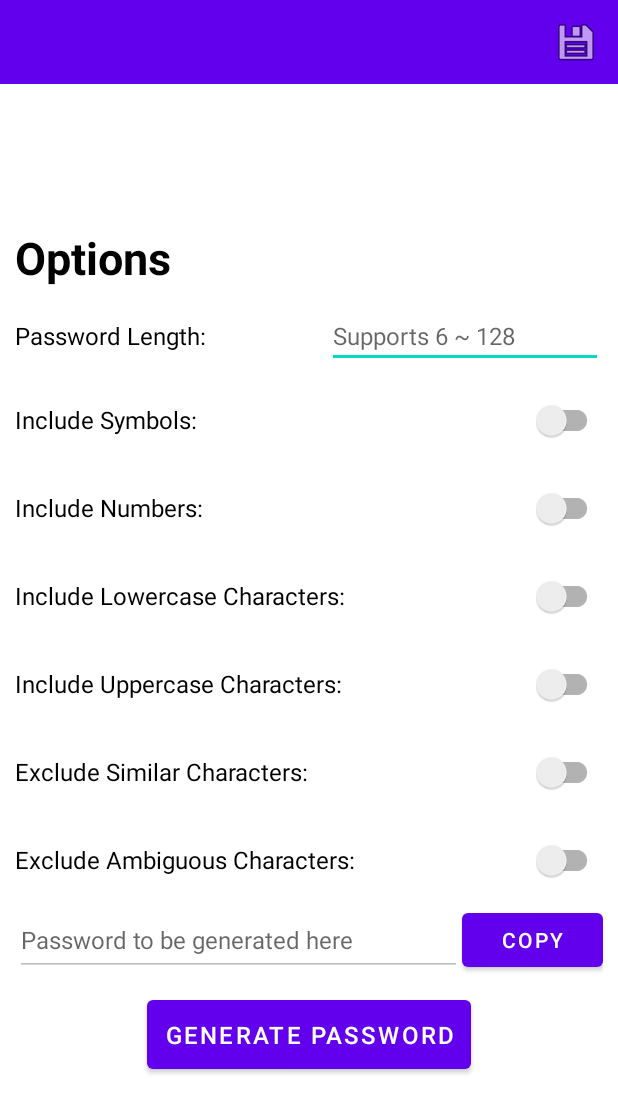
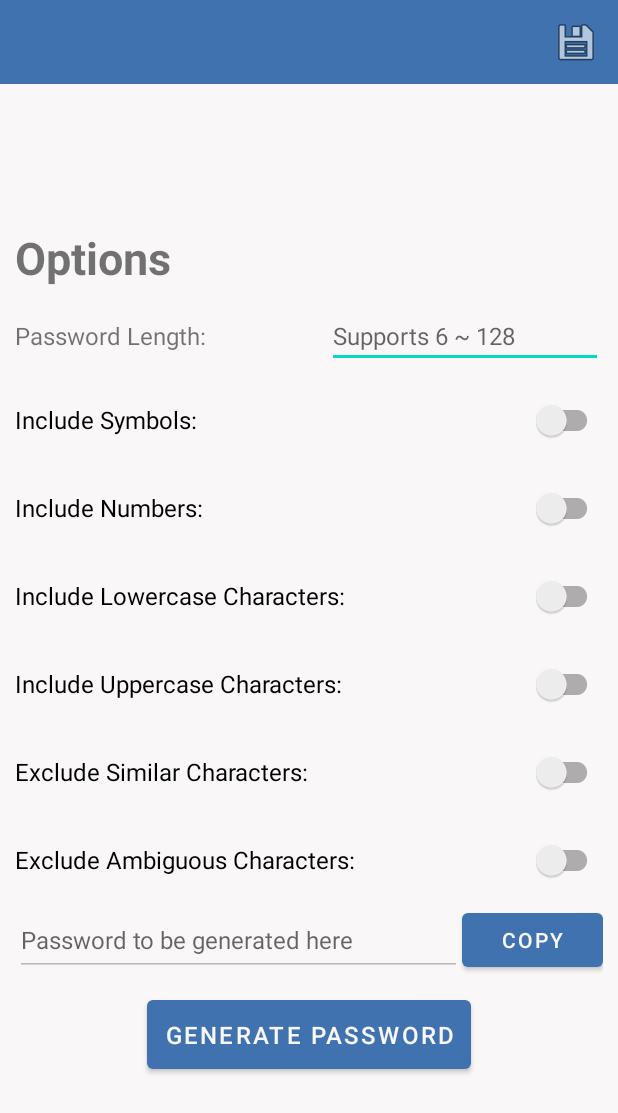
Before and after one commit to gdaegeun539/ToyProj_SimplePWGen, an Android app: the layout activity_main.xml on its own in the app's theme, with its tools: preview values and no code run, on a phone screen of 412 x 824 dp. Shown: the top 1113 px of the screen. Run offline under Robolectric (Android 15) with nearby library versions, the phone set to English and light mode, and no system bars.

Commit message:
라이트/다크모드 테마 색상 변경

```diff
--- a/app/src/main/res/layout/activity_main.xml
+++ b/app/src/main/res/layout/activity_main.xml
@@ -27,7 +27,6 @@
         android:layout_marginBottom="5dp"
         android:text="@string/top_settings"
         android:textSize="30sp"
-        android:textColor="@color/black"
         android:textStyle="bold"
         app:layout_constraintBottom_toTopOf="@+id/lgth_layout"
         app:layout_constraintLeft_toLeftOf="parent"
@@ -55,7 +54,6 @@
             android:layout_weight="6"
             android:text="@string/pw_length"
             android:textSize="16sp"
-            android:textColor="@color/black"
             android:gravity="center|start"/>
 
         <EditText
@@ -180,7 +178,9 @@
             android:enabled="false"
             android:layout_weight="12"
             android:textSize="16sp"
-            android:hint="@string/hint"/>
+            android:hint="@string/hint"
+            android:inputType="text"
+            tools:ignore="TextFields" />
 
         <Button
             android:id="@+id/copy_btn"
--- a/app/src/main/res/values-night/themes.xml
+++ b/app/src/main/res/values-night/themes.xml
@@ -2,8 +2,8 @@
     <!-- Base application theme. -->
     <style name="Theme.PW_Generator" parent="Theme.MaterialComponents.DayNight.NoActionBar">
         <!-- Primary brand color. -->
-        <item name="colorPrimary">@color/purple_200</item>
-        <item name="colorPrimaryVariant">@color/purple_700</item>
+        <item name="colorPrimary">@color/highlight_dark</item>
+        <item name="colorPrimaryVariant">@color/variant_dark</item>
         <item name="colorOnPrimary">@color/black</item>
         <!-- Secondary brand color. -->
         <item name="colorSecondary">@color/teal_200</item>
@@ -12,5 +12,9 @@
         <!-- Status bar color. -->
         <item name="android:statusBarColor" tools:targetApi="l">?attr/colorPrimaryVariant</item>
         <!-- Customize your theme here. -->
+        <item name="textFillColor">@color/white</item>
+        <item name="android:textColorPrimary">@color/white</item>
+        <item name="android:windowBackground">@color/back_dark</item>
+        <item name="android:navigationBarColor">#00000000</item>
     </style>
 </resources>
--- a/app/src/main/res/values/colors.xml
+++ b/app/src/main/res/values/colors.xml
@@ -7,4 +7,10 @@
     <color name="teal_700">#FF018786</color>
     <color name="black">#FF000000</color>
     <color name="white">#FFFFFFFF</color>
+    <color name="back_light">#FFF9F7F7</color>
+    <color name="variant_light">#FF112D4E</color>
+    <color name="highlight_light">#FF3F72AF</color>
+    <color name="back_dark">#FF36454F</color>
+    <color name="highlight_dark">#FF708090</color>
+    <color name="variant_dark">#FF536872</color>
 </resources>
--- a/app/src/main/res/values/themes.xml
+++ b/app/src/main/res/values/themes.xml
@@ -2,9 +2,9 @@
     <!-- Base application theme. -->
     <style name="Theme.PW_Generator" parent="Theme.MaterialComponents.DayNight.NoActionBar">
         <!-- Primary brand color. -->
-        <item name="colorPrimary">@color/purple_500</item>
-        <item name="colorPrimaryVariant">@color/purple_700</item>
-        <item name="colorOnPrimary">@color/white</item>
+        <item name="colorPrimary">@color/highlight_light</item>
+        <item name="colorPrimaryVariant">@color/variant_light</item>
+        <item name="colorOnPrimary">@color/back_light</item>
         <!-- Secondary brand color. -->
         <item name="colorSecondary">@color/teal_200</item>
         <item name="colorSecondaryVariant">@color/teal_700</item>
@@ -12,5 +12,9 @@
         <!-- Status bar color. -->
         <item name="android:statusBarColor" tools:targetApi="l">?attr/colorPrimaryVariant</item>
         <!-- Customize your theme here. -->
+        <item name="textFillColor">@color/black</item>
+        <item name="android:textColorPrimary">@color/white</item>
+        <item name="android:windowBackground">@color/back_light</item>
+        <item name="android:navigationBarColor">#00000000</item>
     </style>
 </resources>
```
